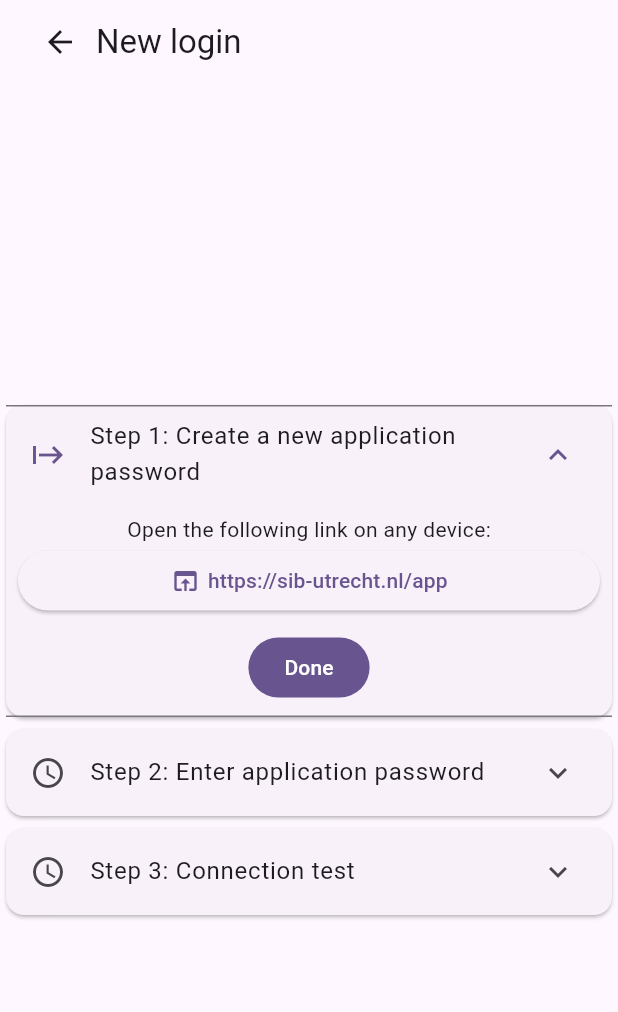
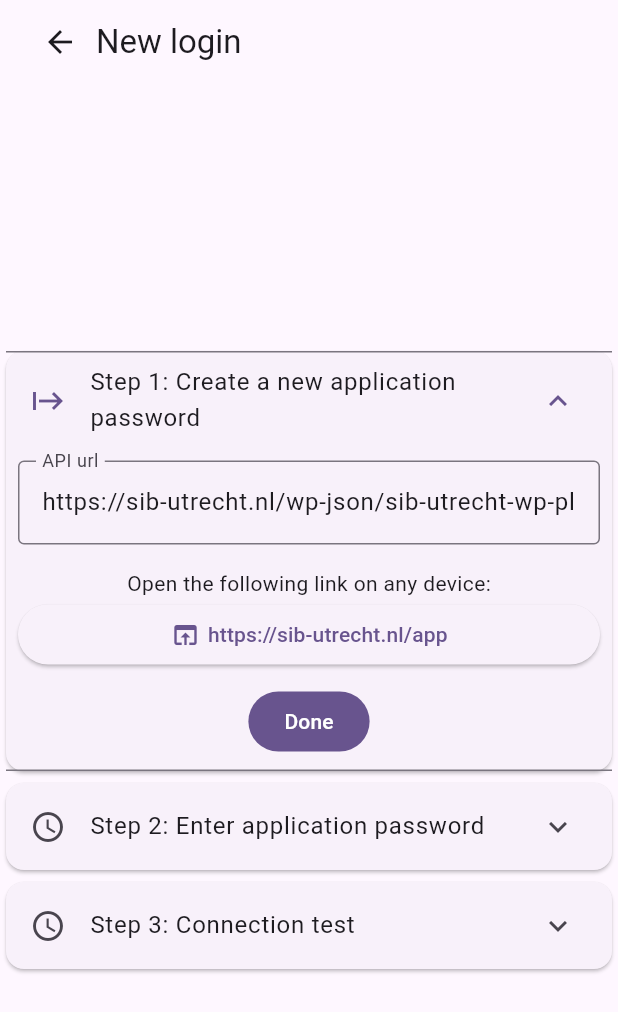
Before and after one commit to vkuhlmann/sib-utrecht-app, a Flutter app: the NewLoginPage screen opened by its route, on a phone screen of 412 x 824 dp. Shown: the top 1012 px of the screen. Run offline on Flutter 3.47's test engine with Material 2 defaults, Android fonts, the phone set to English and light mode, and no system bars; our stand-ins replace flutter_secure_storage, flutter_widget_from_html, go_router, google_fonts, hive; accounts and stored records are empty; network calls fail.

Commit message:
Add custom API url and API requests for debugging

```diff
--- a/flutter/sib_utrecht_app/lib/api_connector.dart
+++ b/flutter/sib_utrecht_app/lib/api_connector.dart
@@ -6,14 +6,14 @@ part of 'main.dart';
 //   Modified
 
 class APIConnector {
-  String apiAddress = apiUrl;
+  String apiAddress;
 
   final String? user;
   late final String? basicAuth;
   late Map<String, String> headers;
   late Future<Box<dynamic>> boxFuture;
 
-  APIConnector({this.user, String? apiSecret}) {
+  APIConnector({this.user, String? apiSecret, required this.apiAddress}) {
     Hive.init(null);
     boxFuture = Hive.openBox("api_cache");
 
@@ -69,7 +69,7 @@ class APIConnector {
     http.Response response;
     try {
       response =
-          await http.get(Uri.parse("$apiAddress/$url"), headers: headers);
+          await http.get(getUri(url), headers: headers);
     } on http.ClientException catch (e) {
       if (e.message == "XMLHttpRequest error.") {
         throw Exception("Cannot connect to server.");
@@ -88,10 +88,18 @@ class APIConnector {
     return ans;
   }
 
+  Uri getUri(String url) {
+    if (url.startsWith("/")) {
+      url = url.substring(1);
+    }
+
+    return Uri.parse("$apiAddress/$url");
+  }
+
   Future<Map> post(url) async {
     log.info("Doing POST on $url");
     final response =
-        await http.post(Uri.parse("$apiAddress/$url"), headers: headers);
+        await http.post(getUri(url), headers: headers);
 
     return _handleResponse(response);
   }
@@ -99,7 +107,7 @@ class APIConnector {
   Future<Map> put(url) async {
     log.info("Doing PUT on $url");
     final response =
-        await http.put(Uri.parse("$apiAddress/$url"), headers: headers);
+        await http.put(getUri(url), headers: headers);
 
     return _handleResponse(response);
   }
@@ -107,7 +115,7 @@ class APIConnector {
   Future<Map> delete(url) async {
     log.info("Doing DELETE on $url");
     final response =
-        await http.delete(Uri.parse("$apiAddress/$url"), headers: headers);
+        await http.delete(getUri(url), headers: headers);
 
     return _handleResponse(response);
   }
--- a/flutter/sib_utrecht_app/lib/components/event_group.dart
+++ b/flutter/sib_utrecht_app/lib/components/event_group.dart
@@ -13,13 +13,13 @@ class EventsGroup extends StatelessWidget {
   // final bool demark
 
   Iterable<Widget> getChildrenWeekDivided() sync* {
-    var division = groupBy(children, (p0) => formatWeekNumber(p0.event.start))
+    var division = groupBy(children, (p0) => formatWeekNumber(p0.date ?? p0.event.start))
     .entries.sorted((a, b) => a.key.compareTo(b.key));
 
     // division.entries.sorted((a, b) => a.key.compareTo(b.key)).map((e) => )
 
     for (var entry in division) {
-      for (var v in entry.value.sortedBy((element) => element.event.start)) {
+      for (var v in entry.value.sortedBy((element) => element.date ?? element.event.start)) {
         yield v;
       }
       yield Divider(key: ValueKey(("divider", entry.key)));
--- a/flutter/sib_utrecht_app/lib/login_manager.dart
+++ b/flutter/sib_utrecht_app/lib/login_manager.dart
@@ -44,7 +44,7 @@ class LoginManager extends ChangeNotifier {
       log.info("Returning LoginState not logged in");
 
       return LoginState(
-          connector: APIConnector(),
+          connector: APIConnector(apiAddress: defaultApiUrl),
           profiles: profiles.map(
               (key, value) => MapEntry(key, value as Map<String, dynamic>)),
           activeProfileName: null,
@@ -57,6 +57,7 @@ class LoginManager extends ChangeNotifier {
 
     return LoginState(
         connector: APIConnector(
+            apiAddress: activeProfile["api"]?["url"] ?? defaultApiUrl,
             user: activeProfile["user"], apiSecret: activeProfile["apiSecret"]),
         profiles: profiles
             .map((key, value) => MapEntry(key, value as Map<String, dynamic>)),
@@ -105,7 +106,7 @@ class LoginManager extends ChangeNotifier {
   // }
 
   Future<LoginState> _completeLogin(
-      {required String user, required String apiSecret, String apiAddress=apiUrl}) async {
+      {required String user, required String apiSecret, required String apiAddress}) async {
     var prof = (await assureLoginState()).profiles;
 
     String profileName = user;
--- a/flutter/sib_utrecht_app/lib/main.dart
+++ b/flutter/sib_utrecht_app/lib/main.dart
@@ -35,6 +35,8 @@ part 'pages/info.dart';
 part 'pages/event.dart';
 part 'pages/login.dart';
 part 'pages/new_login.dart';
+part 'pages/api_debug.dart';
+
 part 'utils.dart';
 part 'shell.dart';
 part 'router.dart';
@@ -51,7 +53,7 @@ part 'components/event_ongoing.dart';
 late Future<void> dateFormattingInitialization;
 // const String wordpressUrl = "http://192.168.50.200/wordpress";
 const String wordpressUrl = "https://sib-utrecht.nl";
-const String apiUrl = "$wordpressUrl/wp-json/sib-utrecht-wp-plugin/v1";
+const String defaultApiUrl = "$wordpressUrl/wp-json/sib-utrecht-wp-plugin/v1";
 const String authorizeAppUrl =
     "$wordpressUrl/wp-admin/authorize-application.php";
 
--- a/flutter/sib_utrecht_app/lib/pages/login.dart
+++ b/flutter/sib_utrecht_app/lib/pages/login.dart
@@ -55,7 +55,7 @@ class _LoginPageState extends State<LoginPage> {
                     shrinkWrap: true,
                     children: [
                           FutureBuilder(
-                              future: loginManager._loadingState,
+                              future: loginManager.assureLoginState(),
                               builder: (context, snapshot) {
                                 if (snapshot.hasError) {
                                   return const Text(
@@ -63,7 +63,7 @@ class _LoginPageState extends State<LoginPage> {
                                 }
 
                                 if (!snapshot.hasData) {
-                                  return const CircularProgressIndicator();
+                                  return const Center(child: CircularProgressIndicator());
                                 }
 
                                 return Padding(
--- a/flutter/sib_utrecht_app/lib/pages/new_login.dart
+++ b/flutter/sib_utrecht_app/lib/pages/new_login.dart
@@ -24,6 +24,10 @@ class _NewLoginPageState extends State<NewLoginPage> {
 
   final RegExp applicationPasswordFormat =
       RegExp("^([a-zA-Z0-9]{4} ){5}[a-zA-Z0-9]{4}\$");
+
+  final TextEditingController _apiUrlController = TextEditingController();
+  final TextEditingController _authorizationUrlController =
+      TextEditingController();
 
   final TextEditingController _usernameController = TextEditingController();
   final TextEditingController _applicationPasswordController =
@@ -65,6 +69,8 @@ class _NewLoginPageState extends State<NewLoginPage> {
         widget.params["user_login"] != null;
     log.info("isSuccess: $isSuccess");
 
+    _apiUrlController.text = widget.params["api_url"] ?? defaultApiUrl;
+
     if (isSuccess) {
       WidgetsBinding.instance.addPostFrameCallback((_) {
         setState(() {
@@ -101,6 +107,32 @@ class _NewLoginPageState extends State<NewLoginPage> {
               Container(
                   margin: const EdgeInsets.all(8),
                   child: Column(children: [
+                    if (Preferences.of(context).debugMode) ...[
+                      TextField(
+                          controller: _apiUrlController,
+                          decoration: const InputDecoration(
+                              border: OutlineInputBorder(),
+                              labelText: 'API url')),
+                      // const SizedBox(height: 16),
+                      // TextField(
+                      //   controller: _authorizationUrlController,
+                      //   decoration: const InputDecoration(
+                      //     border: OutlineInputBorder(),
+                      //     labelText: 'Authorization URL'),
+                      //   onChanged: (value) {
+                      //     setState(() {
+                      //       try {
+                      //         authorizationUrl = Uri.parse(value);
+                      //         authorizationUrlDisplay = value;
+                      //         useRedirect = false;
+                      //       } catch(e){
+                      //         log.warning("Invalid URL");
+                      //       }
+                      //     });
+                      //   },
+                      // ),
+                      const SizedBox(height: 16),
+                    ],
                     if (!useRedirect)
                       const Text("Open the following link on any device:"),
                     if (useRedirect) const Text("Open the following link:"),
@@ -234,6 +266,8 @@ class _NewLoginPageState extends State<NewLoginPage> {
     final String username = _usernameController.value.text;
     final String applicationPassword =
         _applicationPasswordController.value.text;
+    final String apiUrl = _apiUrlController.value.text;
+
     if (!applicationPasswordFormat.hasMatch(applicationPassword)) {
       return false;
     }
@@ -280,7 +314,9 @@ class _NewLoginPageState extends State<NewLoginPage> {
               }
 
               Future<LoginState> stFut = loginManager._completeLogin(
-                  user: username, apiSecret: applicationPassword);
+                  user: username,
+                  apiSecret: applicationPassword,
+                  apiAddress: apiUrl);
               setState(() {
                 _step3Substep1 = stFut;
               });
--- a/flutter/sib_utrecht_app/lib/router.dart
+++ b/flutter/sib_utrecht_app/lib/router.dart
@@ -68,12 +68,19 @@ final GoRouter router = GoRouter(
                             builder: (context, state) => const Placeholder()),
                       ]),
                       StatefulShellBranch(
+                        initialLocation: "/info",
                           // navigatorKey: _infoNavigatorKey,
                           routes: <RouteBase>[
                             GoRoute(
                                 path: '/info',
                                 // parentNavigatorKey: _infoNavigatorKey,
                                 builder: (context, state) => const InfoPage()),
+
+                            GoRoute(
+                              path: '/api-debug',
+                              builder: (context, state) =>
+                                  const APIDebugPage(),
+                            ),
                           ]),
                       StatefulShellBranch(
                           // navigatorKey: _eventSpecNavigatorKey,
```
Also changed, not shown: flutter/sib_utrecht_app/lib/components/event_tile.dart (+7 -3 lines), flutter/sib_utrecht_app/lib/pages/api_debug.dart (added, +157 -0 lines), flutter/sib_utrecht_app/lib/shell.dart (+7 -3 lines).
